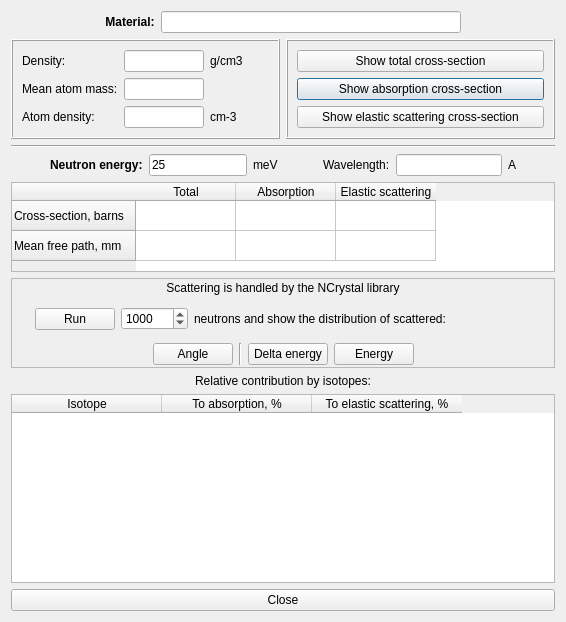
The window that src/gui/aneutroninfodialog.ui (andrmor/ANTS2) describes before a commit, drawn with Qt 5.
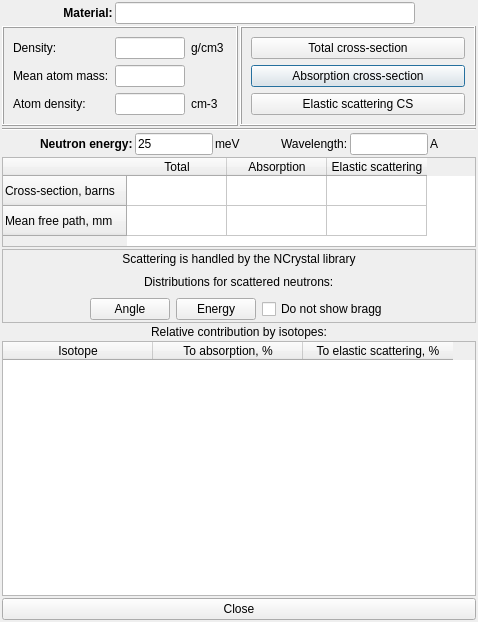
The same window after the commit.

The edit to the form file:
```diff
--- a/src/gui/aneutroninfodialog.ui
+++ b/src/gui/aneutroninfodialog.ui
@@ -6,7 +6,7 @@
    <rect>
     <x>0</x>
     <y>0</y>
-    <width>566</width>
+    <width>478</width>
     <height>622</height>
    </rect>
   </property>
@@ -14,6 +14,21 @@
    <string>Dialog</string>
   </property>
   <layout class="QVBoxLayout" name="verticalLayout">
+   <property name="spacing">
+    <number>2</number>
+   </property>
+   <property name="leftMargin">
+    <number>2</number>
+   </property>
+   <property name="topMargin">
+    <number>2</number>
+   </property>
+   <property name="rightMargin">
+    <number>2</number>
+   </property>
+   <property name="bottomMargin">
+    <number>2</number>
+   </property>
    <item>
     <layout class="QHBoxLayout" name="horizontalLayout_2">
      <item>
@@ -110,7 +125,7 @@
          <widget class="QLineEdit" name="ledDensity">
           <property name="maximumSize">
            <size>
-            <width>80</width>
+            <width>70</width>
             <height>16777215</height>
            </size>
           </property>
@@ -137,7 +152,7 @@
          <widget class="QLineEdit" name="leMAM">
           <property name="maximumSize">
            <size>
-            <width>80</width>
+            <width>70</width>
             <height>16777215</height>
            </size>
           </property>
@@ -157,7 +172,7 @@
          <widget class="QLineEdit" name="ad">
           <property name="maximumSize">
            <size>
-            <width>80</width>
+            <width>70</width>
             <height>16777215</height>
            </size>
           </property>
@@ -194,7 +209,7 @@
            </sizepolicy>
           </property>
           <property name="text">
-           <string>Show absorption cross-section</string>
+           <string>Absorption cross-section</string>
           </property>
          </widget>
         </item>
@@ -207,7 +222,7 @@
            </sizepolicy>
           </property>
           <property name="text">
-           <string>Show total cross-section</string>
+           <string>Total cross-section</string>
           </property>
          </widget>
         </item>
@@ -220,7 +235,7 @@
            </sizepolicy>
           </property>
           <property name="text">
-           <string>Show elastic scattering cross-section</string>
+           <string>Elastic scattering CS</string>
           </property>
          </widget>
         </item>
@@ -268,7 +283,7 @@
       <widget class="QLineEdit" name="ledEnergy">
        <property name="maximumSize">
         <size>
-         <width>100</width>
+         <width>80</width>
          <height>16777215</height>
         </size>
        </property>
@@ -305,7 +320,14 @@
       </widget>
      </item>
      <item>
-      <widget class="QLineEdit" name="ledWave"/>
+      <widget class="QLineEdit" name="ledWave">
+       <property name="maximumSize">
+        <size>
+         <width>80</width>
+         <height>16777215</height>
+        </size>
+       </property>
+      </widget>
      </item>
      <item>
       <widget class="QLabel" name="label_6">
@@ -418,43 +440,20 @@
         <item>
          <spacer name="verticalSpacer">
           <property name="orientation">
-           <enum>Qt::Vertical</enum>
+           <enum>Qt::Horizontal</enum>
           </property>
           <property name="sizeHint" stdset="0">
            <size>
-            <width>20</width>
-            <height>40</height>
+            <width>40</width>
+            <height>20</height>
            </size>
           </property>
          </spacer>
         </item>
-        <item>
-         <widget class="QPushButton" name="pbNCrystalRun">
-          <property name="text">
-           <string>Run</string>
-          </property>
-         </widget>
-        </item>
-        <item>
-         <widget class="QSpinBox" name="sbNCrystal_events">
-          <property name="minimum">
-           <number>1</number>
-          </property>
-          <property name="maximum">
-           <number>10000000</number>
-          </property>
-          <property name="singleStep">
-           <number>1</number>
-          </property>
-          <property name="value">
-           <number>1000</number>
-          </property>
-         </widget>
-        </item>
         <item>
          <widget class="QLabel" name="label_5">
           <property name="text">
-           <string>neutrons and show the distribution of scattered:</string>
+           <string>Distributions for scattered neutrons:</string>
           </property>
          </widget>
         </item>
@@ -495,20 +494,6 @@
           </property>
          </widget>
         </item>
-        <item>
-         <widget class="Line" name="line">
-          <property name="orientation">
-           <enum>Qt::Vertical</enum>
-          </property>
-         </widget>
-        </item>
-        <item>
-         <widget class="QPushButton" name="pbNCrystal_DeltaEnergy">
-          <property name="text">
-           <string>Delta energy</string>
-          </property>
-         </widget>
-        </item>
         <item>
          <widget class="QPushButton" name="pbNCrystal_Energy">
           <property name="text">
@@ -516,6 +501,13 @@
           </property>
          </widget>
         </item>
+        <item>
+         <widget class="QCheckBox" name="cbNCrystalSkipBragg">
+          <property name="text">
+           <string>Do not show bragg</string>
+          </property>
+         </widget>
+        </item>
         <item>
          <spacer name="horizontalSpacer_7">
           <property name="orientation">
```
Left out of the diff: 2 changed lines with no effect on the pictures.
